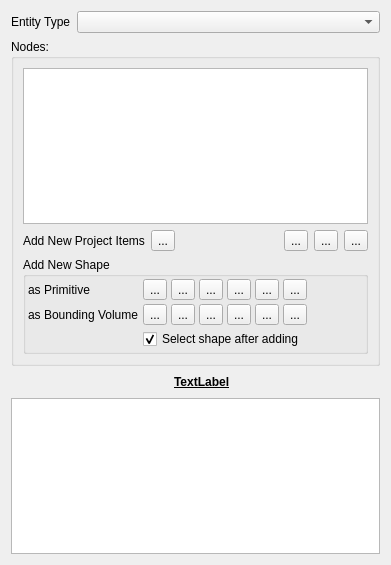
This is Editor/src/Items/Entity/EntityWidget.ui in GameOverture/HarmonyEngine as Qt 5 draws it before an edit. The edited form follows.
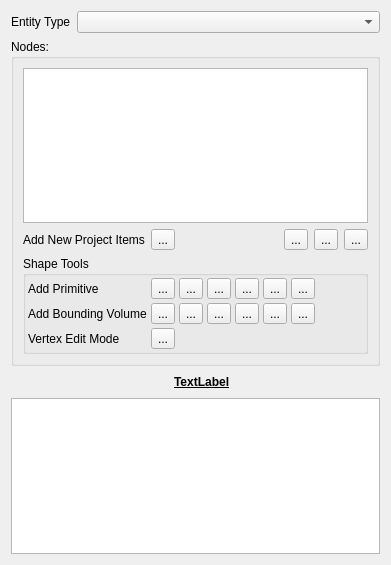
This is the edited form. Icons and pictures are not drawn. Custom widgets are drawn as their Qt base class.

Commit message: ShapeCtrl refactor; Can now draw shapes and they are serialized/deserialized to the entity's metadata

```diff
--- a/Editor/src/Items/Entity/EntityWidget.ui
+++ b/Editor/src/Items/Entity/EntityWidget.ui
@@ -105,7 +105,7 @@
       <item>
        <widget class="QGroupBox" name="grpAddShape">
         <property name="title">
-         <string>Add New Shape</string>
+         <string>Shape Tools</string>
         </property>
         <layout class="QFormLayout" name="formLayout_2">
          <property name="horizontalSpacing">
@@ -129,7 +129,7 @@
          <item row="1" column="0">
           <widget class="QLabel" name="lblAddPrimitive">
            <property name="text">
-            <string>as Primitive</string>
+            <string>Add Primitive</string>
            </property>
           </widget>
          </item>
@@ -213,7 +213,7 @@
          <item row="2" column="0">
           <widget class="QLabel" name="lblAddShape">
            <property name="text">
-            <string>as Bounding Volume</string>
+            <string>Add Bounding Volume</string>
            </property>
           </widget>
          </item>
@@ -294,13 +294,17 @@
            </item>
           </layout>
          </item>
+         <item row="3" column="0">
+          <widget class="QLabel" name="label">
+           <property name="text">
+            <string>Vertex Edit Mode</string>
+           </property>
+          </widget>
+         </item>
          <item row="3" column="1">
-          <widget class="QCheckBox" name="chkSelectAfterAddShape">
+          <widget class="QToolButton" name="btnVertexManip">
            <property name="text">
-            <string>Select shape after adding</string>
-           </property>
-           <property name="checked">
-            <bool>true</bool>
+            <string>...</string>
            </property>
           </widget>
          </item>
```
Left out of the diff: 15 changed lines with no effect on the pictures. The commit also changes 14 other files.
